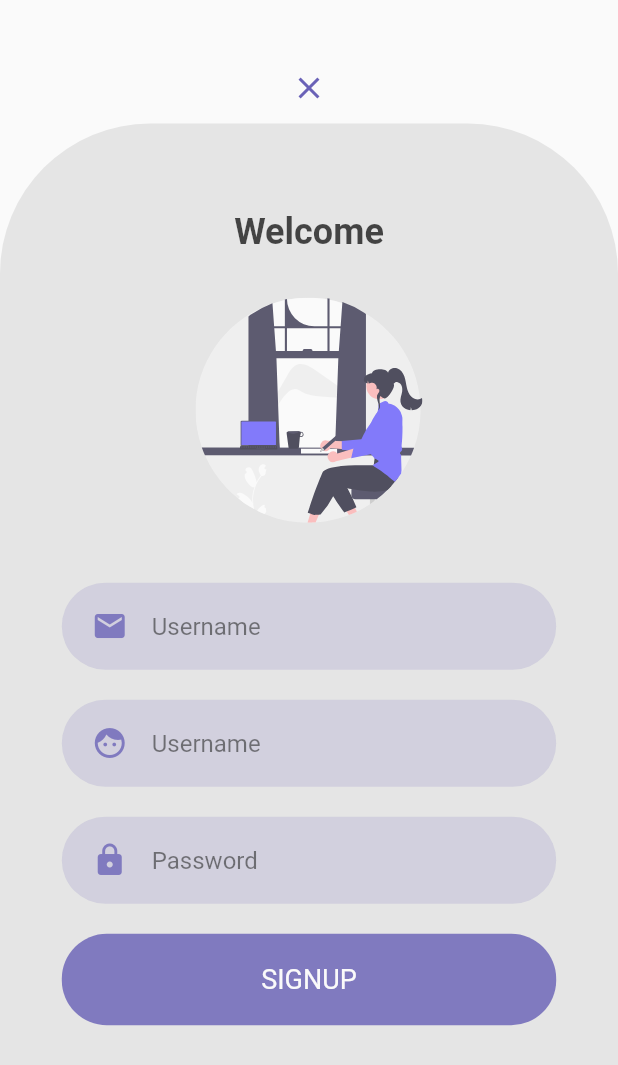
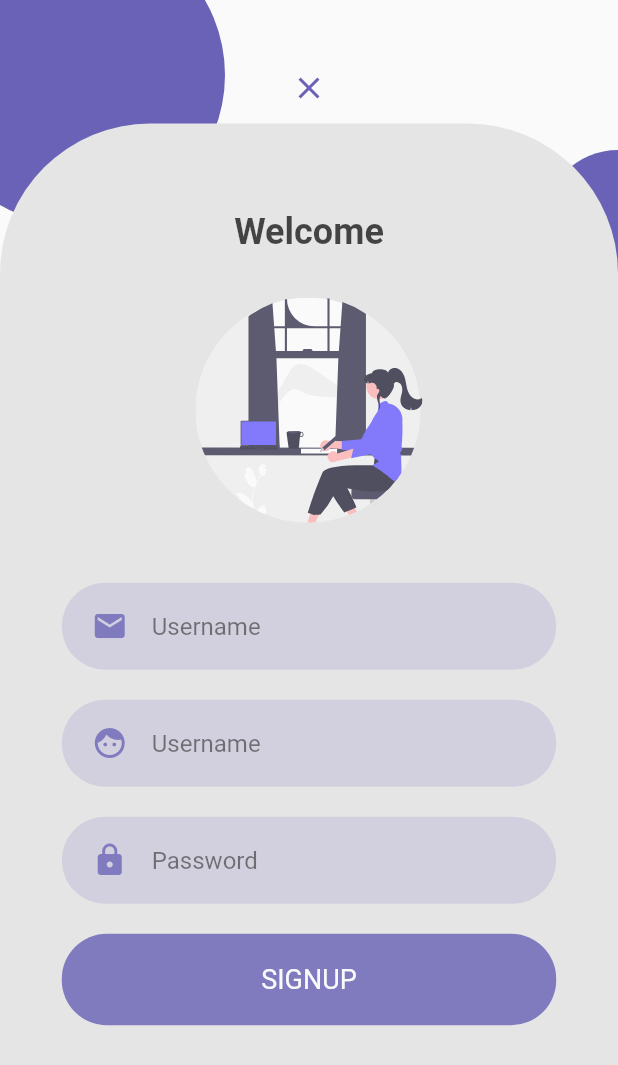
Before and after one commit to enkiga/Flutter_login_UI, a Flutter app: the screen it shows after launch, after a tap on "Don't have an account? Sign up", on a phone screen of 412 x 824 dp. Shown: the top 1065 px of the screen. Run offline on Flutter 3.47's test engine with Material 2 defaults, Android fonts, the phone set to English and light mode, and no system bars; our stand-ins replace flutter_svg, google_fonts.

Commit message:
final commit

```diff
--- a/lib/Screens/login/login.dart
+++ b/lib/Screens/login/login.dart
@@ -1,10 +1,9 @@
 import 'package:flutter/material.dart';
 import 'package:flutter/services.dart';
-import 'package:flutter_login/components/rounded_button.dart';
-import 'package:flutter_login/components/rounded_input.dart';
-import 'package:flutter_login/components/rounded_password_input.dart';
+import 'package:flutter_login/components/cancel_button.dart';
+import 'package:flutter_login/components/login_form.dart';
+import 'package:flutter_login/components/register_form.dart';
 import 'package:flutter_login/constants.dart';
-import 'package:flutter_svg/flutter_svg.dart';
 
 class LoginScreen extends StatefulWidget {
   const LoginScreen({Key? key}) : super(key: key);
@@ -51,61 +50,51 @@ class _LoginScreenState extends State<LoginScreen>
     return Scaffold(
       body: Stack(
         children: [
+          //Decoration
+          Positioned(
+              top: 100,
+              right: -50,
+              child: Container(
+                width: 100,
+                height: 100,
+                decoration: BoxDecoration(
+                  borderRadius: BorderRadius.circular(50),
+                  color: kPrimaryColor,
+                ),
+              )),
+
+          Positioned(
+              top: -50,
+              left: -50,
+              child: Container(
+                width: 200,
+                height: 200,
+                decoration: BoxDecoration(
+                  borderRadius: BorderRadius.circular(100),
+                  color: kPrimaryColor,
+                ),
+              )),
           //Cancel Button
-          AnimatedOpacity(
-            opacity: isLogin ? 0.0 : 1.0,
-            duration: animationDuration,
-            child: Align(
-              alignment: Alignment.topCenter,
-              child: Container(
-                width: size.width,
-                height: size.height * 0.1,
-                alignment: Alignment.bottomCenter,
-                child: IconButton(
-                  icon: const Icon(Icons.close),
-                  //returning null to disable button
-                  onPressed: isLogin ? null: () {
+          CancelButton(
+            isLogin: isLogin,
+            animationDuration: animationDuration,
+            size: size,
+            animationController: animationController,
+            //isLogin ? null:
+            tapEvent: () {
               animationController.reverse();
               setState(() {
                 isLogin = !isLogin;
               });
             },
-                  color: kPrimaryColor,
           ),
-              ),
-            ),
-          ),
+
           //Login Form
-          AnimatedOpacity(
-            opacity: isLogin ? 1.0 : 0.0,
-            duration: animationDuration * 4,
-            child: Align(
-              alignment: Alignment.center,
-              child: SingleChildScrollView(
-                  child: SizedBox(
-                width: size.width,
-                height: defaultLoginSize,
-                child: Column(
-                    mainAxisAlignment: MainAxisAlignment.center,
-                    crossAxisAlignment: CrossAxisAlignment.center,
-                    children: [
-                      const Text(
-                        'Welcome Back',
-                        style: TextStyle(
-                            fontWeight: FontWeight.bold, fontSize: 24),
-                      ),
-                      const SizedBox(height: 30),
-                      SvgPicture.asset("assets/images/login.svg",
-                          width: 200, height: 200),
-                      const SizedBox(height: 30),
-                      const RoundedInput(icon: Icons.mail, hint: 'Username'),
-                      const RoundedPasswordInput(hint: 'Password'),
-                      const SizedBox(height: 10),
-                      const RoundedButton(title: 'LOGIN')
-                    ]),
-              )),
-            ),
-          ),
+          LoginForm(
+              isLogin: isLogin,
+              animationDuration: animationDuration,
+              size: size,
+              defaultLoginSize: defaultLoginSize),
 
           //Register Container
           AnimatedBuilder(
@@ -123,41 +112,11 @@ class _LoginScreenState extends State<LoginScreen>
           ),
 
           //Register Form
-          AnimatedOpacity(
-            opacity: isLogin ? 0.0 : 1.0,
-            duration: animationDuration * 5,
-            child: Visibility(
-              visible: !isLogin,
-              child: Align(
-                alignment: Alignment.center,
-                child: SingleChildScrollView(
-                    child: SizedBox(
-                  width: size.width,
-                  height: defaultLoginSize,
-                  child: Column(
-                      mainAxisAlignment: MainAxisAlignment.center,
-                      crossAxisAlignment: CrossAxisAlignment.center,
-                      children: [
-                        const Text(
-                          'Welcome',
-                          style: TextStyle(
-                              fontWeight: FontWeight.bold, fontSize: 24),
-                        ),
-                        const SizedBox(height: 30),
-                        SvgPicture.asset("assets/images/login.svg",
-                            width: 1500, height: 150),
-                        const SizedBox(height: 30),
-                        const RoundedInput(icon: Icons.mail, hint: 'Username'),
-                        const RoundedInput(
-                            icon: Icons.face_rounded, hint: 'Name'),
-                        const RoundedPasswordInput(hint: 'Password'),
-                        const SizedBox(height: 10),
-                        const RoundedButton(title: 'SIGNUP')
-                      ]),
-                )),
-              ),
-            ),
-          ),
+          RegisterForm(
+              isLogin: isLogin,
+              animationDuration: animationDuration,
+              size: size,
+              defaultLoginSize: defaultLoginSize),
         ],
       ),
     );
@@ -175,7 +134,9 @@ class _LoginScreenState extends State<LoginScreen>
             color: kBackgroundColor),
         alignment: Alignment.center,
         child: GestureDetector(
-          onTap: !isLogin ? null:  () {
+          onTap: !isLogin
+              ? null
+              : () {
                   animationController.forward();
 
                   setState(() {
--- /dev/null
+++ b/lib/components/cancel_button.dart
@@ -0,0 +1,40 @@
+import 'package:flutter/material.dart';
+import 'package:flutter_login/constants.dart';
+
+class CancelButton extends StatelessWidget {
+  const CancelButton({
+    Key? key,
+    required this.isLogin,
+    required this.animationDuration,
+    required this.size,
+    required this.animationController,
+    required this.tapEvent,
+  }) : super(key: key);
+
+  final bool isLogin;
+  final Duration animationDuration;
+  final Size size;
+  final AnimationController animationController;
+  final GestureTapCallback tapEvent;
+
+  @override
+  Widget build(BuildContext context) {
+    return AnimatedOpacity(
+      opacity: isLogin ? 0.0 : 1.0,
+      duration: animationDuration,
+      child: Align(
+        alignment: Alignment.topCenter,
+        child: Container(
+          width: size.width,
+          height: size.height * 0.1,
+          alignment: Alignment.bottomCenter,
+          child: IconButton(
+            icon: const Icon(Icons.close),
+            onPressed: tapEvent,
+            color: kPrimaryColor,
+          ),
+        ),
+      ),
+    );
+  }
+}
--- /dev/null
+++ b/lib/components/login_form.dart
@@ -0,0 +1,54 @@
+import 'package:flutter/material.dart';
+import 'package:flutter_login/components/rounded_button.dart';
+import 'package:flutter_login/components/rounded_input.dart';
+import 'package:flutter_login/components/rounded_password_input.dart';
+import 'package:flutter_svg/flutter_svg.dart';
+
+class LoginForm extends StatelessWidget {
+  const LoginForm({
+    Key? key,
+    required this.isLogin,
+    required this.animationDuration,
+    required this.size,
+    required this.defaultLoginSize,
+  }) : super(key: key);
+
+  final bool isLogin;
+  final Duration animationDuration;
+  final Size size;
+  final double defaultLoginSize;
+
+  @override
+  Widget build(BuildContext context) {
+    return AnimatedOpacity(
+      opacity: isLogin ? 1.0 : 0.0,
+      duration: animationDuration * 4,
+      child: Align(
+        alignment: Alignment.center,
+        child: SingleChildScrollView(
+            child: SizedBox(
+          width: size.width,
+          height: defaultLoginSize,
+          child: Column(
+              mainAxisAlignment: MainAxisAlignment.center,
+              crossAxisAlignment: CrossAxisAlignment.center,
+              children: [
+                const Text(
+                  'Welcome Back',
+                  style: TextStyle(
+                      fontWeight: FontWeight.bold, fontSize: 24),
+                ),
+                const SizedBox(height: 30),
+                SvgPicture.asset("assets/images/login.svg",
+                    width: 200, height: 200),
+                const SizedBox(height: 30),
+                const RoundedInput(icon: Icons.mail, hint: 'Username'),
+                const RoundedPasswordInput(hint: 'Password'),
+                const SizedBox(height: 10),
+                const RoundedButton(title: 'LOGIN')
+              ]),
+        )),
+      ),
+    );
+  }
+}
--- /dev/null
+++ b/lib/components/register_form.dart
@@ -0,0 +1,59 @@
+import 'package:flutter/material.dart';
+import 'package:flutter_login/components/rounded_button.dart';
+import 'package:flutter_login/components/rounded_input.dart';
+import 'package:flutter_login/components/rounded_password_input.dart';
+import 'package:flutter_svg/flutter_svg.dart';
+
+class RegisterForm extends StatelessWidget {
+  const RegisterForm({
+    Key? key,
+    required this.isLogin,
+    required this.animationDuration,
+    required this.size,
+    required this.defaultLoginSize,
+  }) : super(key: key);
+
+  final bool isLogin;
+  final Duration animationDuration;
+  final Size size;
+  final double defaultLoginSize;
+
+  @override
+  Widget build(BuildContext context) {
+    return AnimatedOpacity(
+      opacity: isLogin ? 0.0 : 1.0,
+      duration: animationDuration * 5,
+      child: Visibility(
+        visible: !isLogin,
+        child: Align(
+          alignment: Alignment.center,
+          child: SingleChildScrollView(
+              child: SizedBox(
+            width: size.width,
+            height: defaultLoginSize,
+            child: Column(
+                mainAxisAlignment: MainAxisAlignment.center,
+                crossAxisAlignment: CrossAxisAlignment.center,
+                children: [
+                  const Text(
+                    'Welcome',
+                    style: TextStyle(
+                        fontWeight: FontWeight.bold, fontSize: 24),
+                  ),
+                  const SizedBox(height: 30),
+                  SvgPicture.asset("assets/images/login.svg",
+                      width: 1500, height: 150),
+                  const SizedBox(height: 30),
+                  const RoundedInput(icon: Icons.mail, hint: 'Username'),
+                  const RoundedInput(
+                      icon: Icons.face_rounded, hint: 'Name'),
+                  const RoundedPasswordInput(hint: 'Password'),
+                  const SizedBox(height: 10),
+                  const RoundedButton(title: 'SIGNUP')
+                ]),
+          )),
+        ),
+      ),
+    );
+  }
+}
```
Lines whose indentation alone changed are shown as unchanged.
